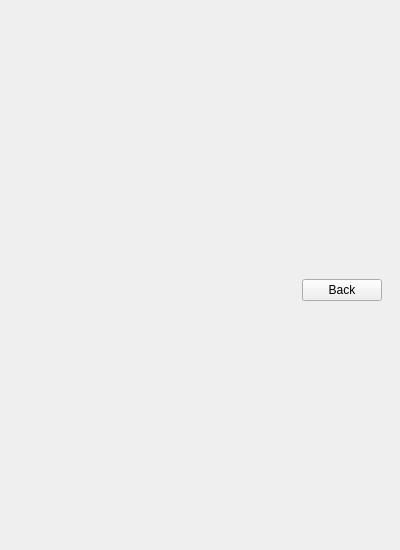
First picture: the form in SpatialDecision/spatial_decision_dockwidget_base.ui, repository LaurensJN/2016_Group09_Beaufort, before the edit.
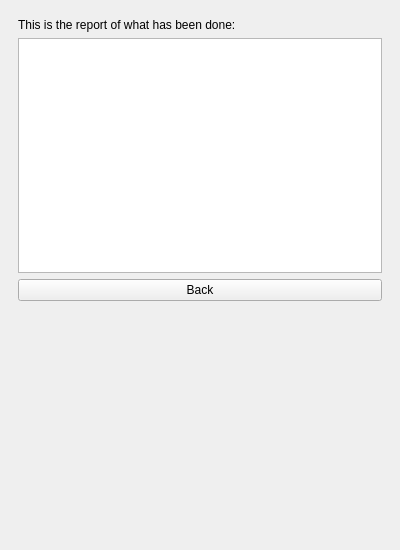
Second picture: the form after the edit.

Patch:
```diff
--- a/SpatialDecision/spatial_decision_dockwidget_base.ui
+++ b/SpatialDecision/spatial_decision_dockwidget_base.ui
@@ -191,45 +191,22 @@
       </widget>
       <widget class="QWidget" name="page_5">
        <layout class="QGridLayout" name="gridLayout_2">
-        <item row="1" column="1">
-         <spacer name="verticalSpacer_4">
-          <property name="orientation">
-           <enum>Qt::Vertical</enum>
-          </property>
-          <property name="sizeHint" stdset="0">
-           <size>
-            <width>20</width>
-            <height>40</height>
-           </size>
-          </property>
-         </spacer>
-        </item>
-        <item row="2" column="1">
-         <widget class="QPushButton" name="BackButton">
-          <property name="text">
-           <string>Back</string>
-          </property>
-         </widget>
-        </item>
-        <item row="0" column="1">
+        <item row="0" column="0">
          <widget class="QLabel" name="label_2">
           <property name="text">
-           <string/>
+           <string>This is the report of what has been done:</string>
           </property>
          </widget>
         </item>
+        <item row="1" column="0">
+         <widget class="QListWidget" name="ReportList"/>
+        </item>
         <item row="2" column="0">
-         <spacer name="horizontalSpacer">
-          <property name="orientation">
-           <enum>Qt::Horizontal</enum>
+         <widget class="QPushButton" name="BackButton">
+          <property name="text">
+           <string>Back</string>
           </property>
-          <property name="sizeHint" stdset="0">
-           <size>
-            <width>40</width>
-            <height>20</height>
-           </size>
-          </property>
-         </spacer>
+         </widget>
         </item>
        </layout>
       </widget>
```
